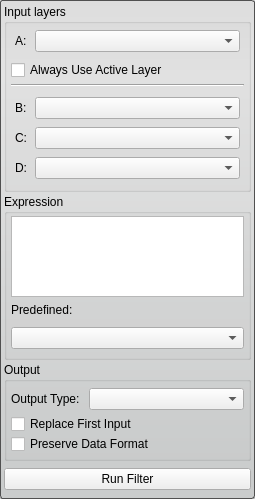
Above: src/Interface/ToolInterface/ArithmeticFilterInterface.ui from SCIInstitute/Seg3D before the change. Below: the same form after it.
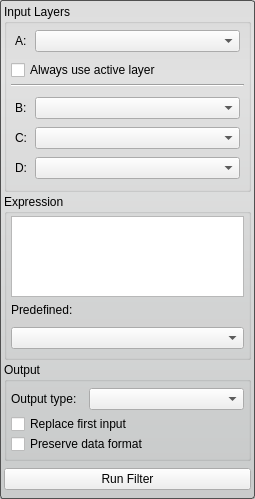
That is the form after the change. Custom widgets are drawn as their Qt base class.

Commit message: fixed Threshold Tool: Move "Create Threshold Layer" button to b... fixed Tools/Filters: Inconsistent capitalization for groupboxes fixed Tools/Filters: Inconsistent capitalization for checkboxes

What changed in the file:
```diff
--- a/src/Interface/ToolInterface/ArithmeticFilterInterface.ui
+++ b/src/Interface/ToolInterface/ArithmeticFilterInterface.ui
@@ -30,7 +30,7 @@
    <item>
     <widget class="QGroupBox" name="input_groupbox_">
      <property name="title">
-      <string>Input layers</string>
+      <string>Input Layers</string>
      </property>
      <layout class="QVBoxLayout" name="verticalLayout_2">
       <property name="spacing">
@@ -116,7 +116,7 @@
             </size>
            </property>
            <property name="text">
-            <string>Always Use Active Layer</string>
+            <string>Always use active layer</string>
            </property>
           </widget>
          </item>
@@ -373,7 +373,7 @@
          <item>
           <widget class="QLabel" name="label_3">
            <property name="text">
-            <string>Output Type:</string>
+            <string>Output type:</string>
            </property>
           </widget>
          </item>
@@ -408,7 +408,7 @@
          <item>
           <widget class="QCheckBox" name="replace_">
            <property name="text">
-            <string>Replace First Input</string>
+            <string>Replace first input</string>
            </property>
           </widget>
          </item>
@@ -433,7 +433,7 @@
          <item>
           <widget class="QCheckBox" name="preserve_checkbox_">
            <property name="text">
-            <string>Preserve Data Format</string>
+            <string>Preserve data format</string>
            </property>
           </widget>
          </item>
```
The commit also changes 52 other files.
